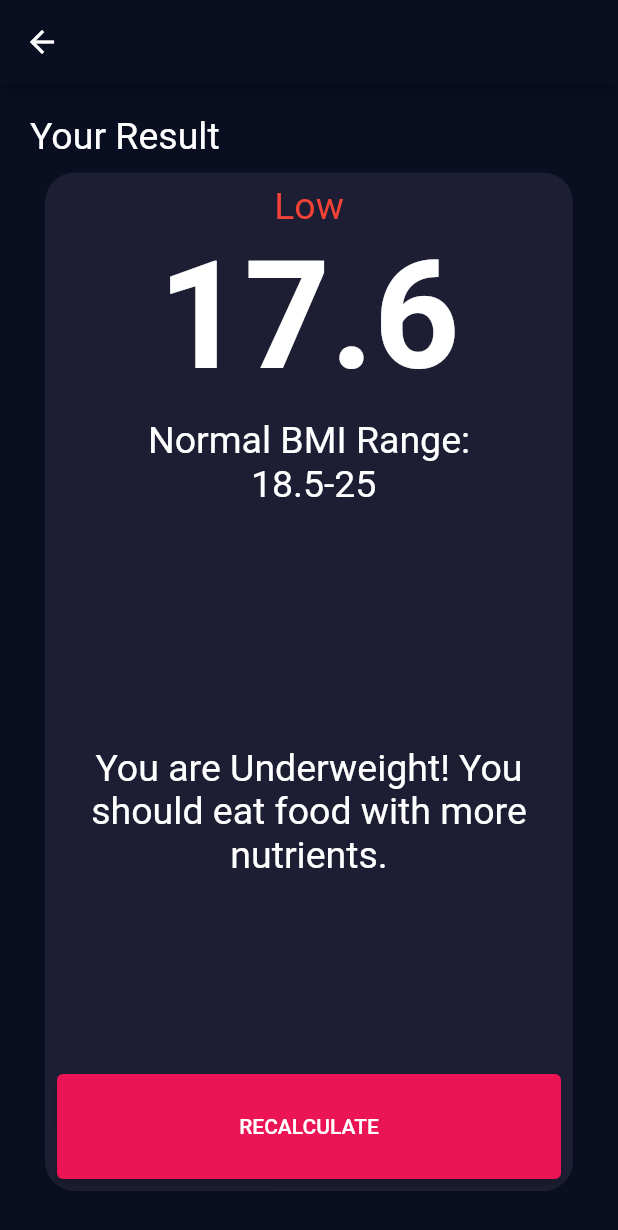
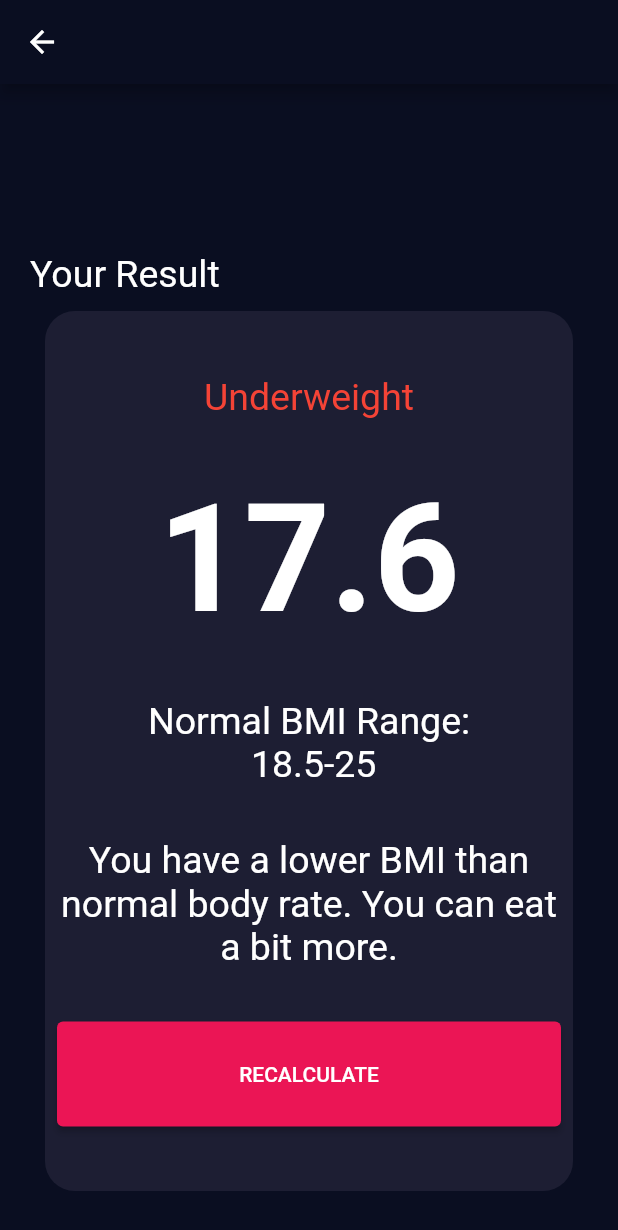
Before and after one commit to snowyvibes/bmi_calculator_flutter, a Flutter app: the screen it shows after launch, after a tap on "CALCULATE", on a phone screen of 412 x 824 dp. Shown: the top 1230 px of the screen. Run offline on Flutter 3.47's test engine with Material 2 defaults, Android fonts, the phone set to English and light mode, and no system bars; our stand-ins replace font_awesome_flutter.

```diff
--- /dev/null
+++ b/lib/calculator_brain.dart
@@ -0,0 +1,36 @@
+import 'dart:math';
+
+class CalculatorBrain {
+  CalculatorBrain({required this.height, required this.weight});
+
+  final int weight;
+  final int height;
+
+  double? get _bmi {
+    return weight / pow(height / 100, 2);
+  }
+
+  String get calculateBMI {
+    return _bmi!.toStringAsFixed(1);
+  }
+
+  String stateText() {
+    if (_bmi! < 18.5) {
+      return 'Underweight';
+    } else if (_bmi! > 25) {
+      return 'Overweight';
+    } else {
+      return 'Normal';
+    }
+  }
+
+  String interpretation() {
+    if (_bmi! < 18.5) {
+      return 'You have a lower BMI than normal body rate. You can eat a bit more.';
+    } else if (_bmi! > 25) {
+      return 'You have a higher BMI than normal body rate. Try to exercise more.';
+    } else {
+      return 'You have a normal body weight. Good Job!';
+    }
+  }
+}
--- a/lib/constants.dart
+++ b/lib/constants.dart
@@ -14,6 +14,11 @@ const headline4 = TextStyle(
   fontWeight: FontWeight.w900,
 );
 
+const TextStyle kLabelTextStyle = TextStyle(
+  fontSize: 18,
+  color: Color(0xFF8D8E98),
+);
+
 const double bottomContanierHeight = 70;
 
 const Color accentColor = Color(0xFFEB1555);
--- a/lib/screens/input_page.dart
+++ b/lib/screens/input_page.dart
@@ -1,3 +1,4 @@
+import 'package:bmi_calculator/calculator_brain.dart';
 import 'package:bmi_calculator/screens/result_page.dart';
 
 import '../constants.dart';
@@ -25,27 +26,12 @@ class _InputPageState extends State<InputPage> {
           });
   }
 
-  double defaultSliderVal = 170;
-
   bool maleCardActive = true;
   bool femaleCardActive = false;
 
-  double sliderVal = 170;
+  int height = 170;
   int age = 20;
-  double weight = 50;
-
-  double get heightInMeters {
-    return sliderVal / 100;
-  }
-
-  double get height {
-    return heightInMeters * heightInMeters;
-  }
-
-  double bmi() {
-    final double bmi = weight / height;
-    return bmi;
-  }
+  int weight = 50;
 
   @override
   Widget build(BuildContext context) {
@@ -83,18 +69,23 @@ class _InputPageState extends State<InputPage> {
             children: [
               Row(
                 mainAxisAlignment: MainAxisAlignment.center,
+                crossAxisAlignment: CrossAxisAlignment.baseline,
+                textBaseline: TextBaseline.alphabetic,
                 children: [
-                  Text(sliderVal.toStringAsFixed(0), style: headline4),
-                  const Text('cm')
+                  Text(height.toStringAsFixed(0), style: headline4),
+                  const Text(
+                    'cm',
+                    style: kLabelTextStyle,
+                  )
                 ],
               ),
               Slider(
                   activeColor: accentColor,
-                  value: sliderVal,
+                  value: height.toDouble(),
                   min: 20,
                   max: 300,
                   onChanged: (val) {
-                    setState(() => sliderVal = val);
+                    setState(() => height = val.toInt());
                   }),
             ],
           ),
@@ -112,13 +103,13 @@ class _InputPageState extends State<InputPage> {
                     Row(
                       mainAxisAlignment: MainAxisAlignment.center,
                       children: [
-                        Button(
+                        RoundButton(
                             icon: Icons.add,
                             onPressed: () => setState(() => weight++)),
                         const SizedBox(
                           width: 10,
                         ),
-                        Button(
+                        RoundButton(
                             icon: Icons.remove,
                             onPressed: () {
                               if (weight != 0) setState(() => weight--);
@@ -140,13 +131,13 @@ class _InputPageState extends State<InputPage> {
                       crossAxisAlignment: CrossAxisAlignment.baseline,
                       textBaseline: TextBaseline.alphabetic,
                       children: [
-                        Button(
+                        RoundButton(
                             icon: Icons.add,
                             onPressed: () => setState(() => age++)),
                         const SizedBox(
                           width: 10,
                         ),
-                        Button(
+                        RoundButton(
                             icon: Icons.remove,
                             onPressed: () {
                               if (age != 0) setState(() => age--);
@@ -162,11 +153,20 @@ class _InputPageState extends State<InputPage> {
           ),
         ),
         kSizedBox,
-        CalculateButton(
+        PinkButton(
           text: 'Calculate',
           onPressed: () {
-            Navigator.push(context,
-                MaterialPageRoute(builder: (context) => Result(result: bmi())));
+            CalculatorBrain calculatorBraian =
+                CalculatorBrain(height: height, weight: weight);
+
+            Navigator.push(
+                context,
+                MaterialPageRoute(
+                    builder: (context) => Result(
+                          result: calculatorBraian.calculateBMI,
+                          interpretation: calculatorBraian.interpretation(),
+                          state: calculatorBraian.stateText(),
+                        )));
           },
         )
       ]),
--- a/lib/screens/result_page.dart
+++ b/lib/screens/result_page.dart
@@ -3,47 +3,16 @@ import 'package:flutter/material.dart';
 import '/constants.dart';
 
 class Result extends StatelessWidget {
-  const Result({Key? key, required this.result}) : super(key: key);
+  const Result(
+      {Key? key,
+      required this.result,
+      required this.interpretation,
+      required this.state})
+      : super(key: key);
 
-  final double result;
-
-  Text stateText() {
-    if (result < 18.5) {
-      return const Text(
-        'Low',
-        style: TextStyle(color: Colors.red),
-      );
-    } else if (result > 25) {
-      return const Text(
-        'High',
-        style: TextStyle(color: Colors.red),
-      );
-    } else {
-      return const Text(
-        'Normal',
-        style: TextStyle(color: Colors.green),
-      );
-    }
-  }
-
-  Text description() {
-    if (result < 18.5) {
-      return const Text(
-        'You are Underweight! You should eat food with more nutrients.',
-        textAlign: TextAlign.center,
-      );
-    } else if (result > 25) {
-      return const Text(
-        'You are Overweight! Control your diet and do more excercise.',
-        textAlign: TextAlign.center,
-      );
-    } else {
-      return const Text(
-        'You\'re Healthy. Good Job!',
-        textAlign: TextAlign.center,
-      );
-    }
-  }
+  final String result;
+  final String interpretation;
+  final String state;
 
   @override
   Widget build(BuildContext context) {
@@ -54,28 +23,35 @@ class Result extends StatelessWidget {
         child: Column(
           crossAxisAlignment: CrossAxisAlignment.start,
           children: [
-            const Text('Your Result'),
+            Expanded(
+                child: Container(
+                    alignment: Alignment.bottomLeft,
+                    child: const Text('Your Result'))),
             ResusableCard(
+                flex: 5,
                 child: Padding(
                   padding: const EdgeInsets.all(8.0),
                   child: Column(
-                mainAxisAlignment: MainAxisAlignment.start,
+                    mainAxisAlignment: MainAxisAlignment.spaceEvenly,
                     children: [
-                  stateText(),
+                      Text(
+                        state,
+                        style: TextStyle(
+                            color:
+                                state == 'Normal' ? Colors.green : Colors.red),
+                        textAlign: TextAlign.center,
+                      ),
                       FittedBox(
-                    child: Text(result.toStringAsFixed(1),
+                        child: Text(result,
                             style: const TextStyle(
                                 fontWeight: FontWeight.bold, fontSize: 100)),
                       ),
-                  kSizedBox,
-                  const Expanded(
-                    child: Text(
+                      const Text(
                         'Normal BMI Range:\n 18.5-25',
                         textAlign: TextAlign.center,
                       ),
-                  ),
-                  Expanded(child: description()),
-                  CalculateButton(
+                      Text(interpretation, textAlign: TextAlign.center),
+                      PinkButton(
                         onPressed: () {
                           Navigator.pop(context);
                         },
--- a/lib/widgets/widgets.dart
+++ b/lib/widgets/widgets.dart
@@ -6,8 +6,10 @@ Expanded ResusableCard({
   required final Widget child,
   final Color? colour,
   void Function()? onTap,
+  int? flex,
 }) {
   return Expanded(
+      flex: flex ?? 1,
       child: GestureDetector(
         onTap: onTap,
         child: Container(
@@ -33,15 +35,15 @@ Column iconContent({
     children: [
       icon == null ? const SizedBox() : Icon(icon, size: 80),
       kSizedBox,
-      Text(text.toUpperCase(), style: Theme.of(context).textTheme.bodyText1),
+      Text(text.toUpperCase(), style: kLabelTextStyle),
       kSizedBox,
       columnItem ?? const SizedBox(),
     ],
   );
 }
 
-class Button extends StatelessWidget {
-  const Button({Key? key, required this.onPressed, required this.icon})
+class RoundButton extends StatelessWidget {
+  const RoundButton({Key? key, required this.onPressed, required this.icon})
       : super(key: key);
 
   final IconData icon;
@@ -66,8 +68,8 @@ class Button extends StatelessWidget {
 
 //Calculate Button
 
-class CalculateButton extends StatelessWidget {
-  const CalculateButton({Key? key, required this.onPressed, required this.text})
+class PinkButton extends StatelessWidget {
+  const PinkButton({Key? key, required this.onPressed, required this.text})
       : super(key: key);
 
   final String text;
```
Lines whose indentation alone changed are shown as unchanged.
